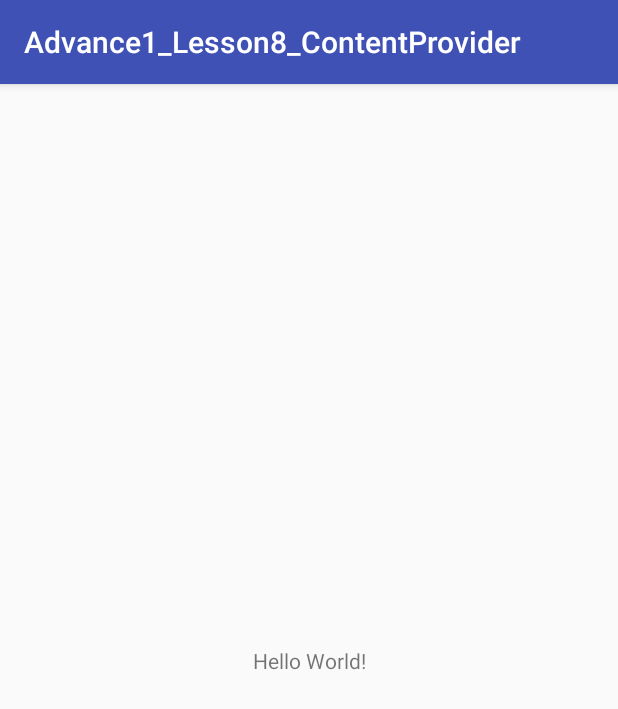
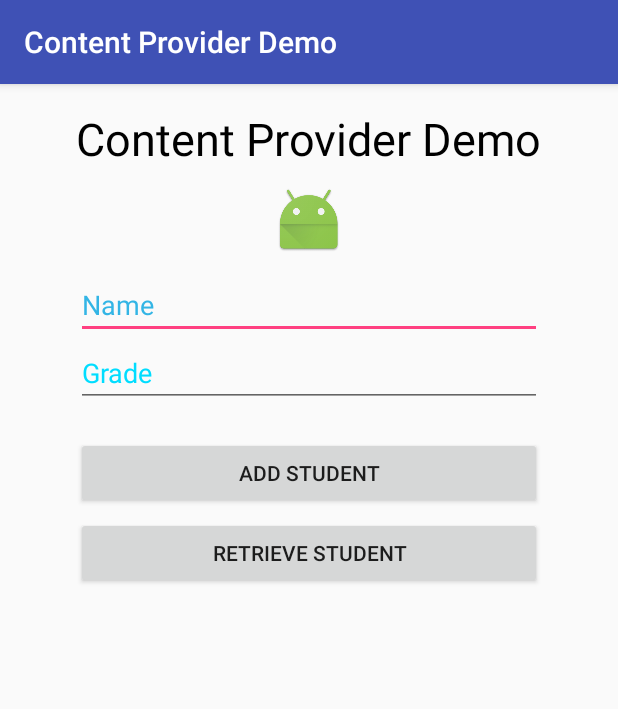
Before and after one commit to ThanhThiuet/Framgia_OE_Advance1_Lesson8_ContentProvider, an Android app: the screen it shows after launch (MainActivity), on a phone screen of 412 x 824 dp. Shown: the top 709 px of the screen. Run offline under Robolectric (Android 15) with nearby library versions, the phone set to English and light mode, and no system bars.

Commit message:
Implement project
change database name

```diff
--- a/app/src/main/java/framgia/uet/nguyenthanhthi/advance1_lesson8_contentprovider/MainActivity.java
+++ /dev/null
@@ -1,13 +0,0 @@
-package framgia.uet.nguyenthanhthi.advance1_lesson8_contentprovider;
-
-import android.support.v7.app.AppCompatActivity;
-import android.os.Bundle;
-
-public class MainActivity extends AppCompatActivity {
-
-    @Override
-    protected void onCreate(Bundle savedInstanceState) {
-        super.onCreate(savedInstanceState);
-        setContentView(R.layout.activity_main);
-    }
-}
--- /dev/null
+++ b/app/src/main/java/framgia/uet/nguyenthanhthi/advance1_lesson8_contentprovider/sreen/MainActivity.java
@@ -0,0 +1,84 @@
+package framgia.uet.nguyenthanhthi.advance1_lesson8_contentprovider.sreen;
+
+import android.content.ContentValues;
+import android.database.Cursor;
+import android.net.Uri;
+import android.os.Bundle;
+import android.support.v7.app.AppCompatActivity;
+import android.view.View;
+import android.widget.Button;
+import android.widget.EditText;
+import android.widget.Toast;
+
+import framgia.uet.nguyenthanhthi.advance1_lesson8_contentprovider.R;
+import framgia.uet.nguyenthanhthi.advance1_lesson8_contentprovider.data.StudentContract;
+import framgia.uet.nguyenthanhthi.advance1_lesson8_contentprovider.data.StudentProvider;
+
+public class MainActivity extends AppCompatActivity implements View.OnClickListener {
+
+    private EditText mEdtName, mEdtGrade;
+    private Button mButtonAdd, mButtonRetrieve;
+
+    @Override
+    protected void onCreate(Bundle savedInstanceState) {
+        super.onCreate(savedInstanceState);
+        setContentView(R.layout.activity_main);
+        getSupportActionBar().setTitle("Content Provider Demo");
+
+        initView();
+    }
+
+    private void initView() {
+        mEdtName = (EditText) findViewById(R.id.edt_name);
+        mEdtGrade = (EditText) findViewById(R.id.edt_grade);
+        mButtonAdd = (Button) findViewById(R.id.button_add_student);
+        mButtonRetrieve = (Button) findViewById(R.id.button_retrieve_student);
+
+        mButtonAdd.setOnClickListener(this);
+        mButtonRetrieve.setOnClickListener(this);
+    }
+
+    @Override
+    public void onClick(View v) {
+        switch (v.getId()) {
+            case R.id.button_add_student:
+                addNewStudent();
+                break;
+            case R.id.button_retrieve_student:
+                retrieveStudent();
+                break;
+            default:
+                break;
+        }
+    }
+
+    private void addNewStudent() {
+        String name = mEdtName.getText().toString();
+        String grade = mEdtGrade.getText().toString();
+
+        ContentValues values = new ContentValues();
+        values.put(StudentContract.StudentEntry.COLUMN_NAME, name);
+        values.put(StudentContract.StudentEntry.COLUMN_GRADE, grade);
+
+        Uri uri = getContentResolver().insert(StudentProvider.CONTENT_URI, values);
+
+        Toast.makeText(getBaseContext(), uri.toString(), Toast.LENGTH_SHORT).show();
+    }
+
+    private void retrieveStudent() {
+        String Url = "content://" + StudentProvider.PROVIDER_NAME;
+        Uri uri = Uri.parse(Url);
+        Cursor cursor = managedQuery(uri, null, null, null, "name");
+
+        if (cursor.moveToFirst()) {
+            do {
+                Toast.makeText(this,
+                        cursor.getString(cursor.getColumnIndex(StudentContract.StudentEntry.COLUMN_ID)) + ", "
+                                + cursor.getString(cursor.getColumnIndex(StudentContract.StudentEntry.COLUMN_NAME)) + ", "
+                                + cursor.getString(cursor.getColumnIndex(StudentContract.StudentEntry.COLUMN_GRADE)),
+                        Toast.LENGTH_SHORT)
+                        .show();
+            } while (cursor.moveToNext());
+        }
+    }
+}
--- a/app/src/main/res/layout/activity_main.xml
+++ b/app/src/main/res/layout/activity_main.xml
@@ -1,19 +1,78 @@
 <?xml version="1.0" encoding="utf-8"?>
-<android.support.constraint.ConstraintLayout
+<RelativeLayout
     xmlns:android="http://schemas.android.com/apk/res/android"
-    xmlns:app="http://schemas.android.com/apk/res-auto"
     xmlns:tools="http://schemas.android.com/tools"
     android:layout_width="match_parent"
     android:layout_height="match_parent"
-    tools:context="framgia.uet.nguyenthanhthi.advance1_lesson8_contentprovider.MainActivity">
+    android:padding="16dp"
+    tools:context="framgia.uet.nguyenthanhthi.advance1_lesson8_contentprovider.sreen.MainActivity">
 
     <TextView
+        android:id="@+id/text_title"
+        android:text="Content Provider Demo"
+        android:textSize="30sp"
+        android:textColor="#000"
+        android:layout_centerHorizontal="true"
+        android:layout_alignParentTop="true"
+        android:layout_width="wrap_content"
+        android:layout_height="wrap_content"/>
+
+    <ImageView
         android:layout_width="wrap_content"
         android:layout_height="wrap_content"
-        android:text="Hello World!"
-        app:layout_constraintBottom_toBottomOf="parent"
-        app:layout_constraintLeft_toLeftOf="parent"
-        app:layout_constraintRight_toRightOf="parent"
-        app:layout_constraintTop_toTopOf="parent"/>
+        android:id="@+id/image"
+        android:src="@mipmap/ic_launcher"
+        android:layout_marginTop="10dp"
+        android:layout_below="@+id/text_title"
+        android:layout_centerHorizontal="true" />
 
-</android.support.constraint.ConstraintLayout>
+    <EditText
+        android:layout_width="wrap_content"
+        android:layout_height="wrap_content"
+        android:id="@+id/edt_name"
+        android:layout_below="@+id/image"
+        android:layout_marginTop="10dp"
+        android:layout_alignLeft="@+id/text_title"
+        android:layout_alignStart="@+id/text_title"
+        android:layout_alignRight="@+id/text_title"
+        android:layout_alignEnd="@+id/text_title"
+        android:hint="Name"
+        android:textColorHint="@android:color/holo_blue_light" />
+
+    <EditText
+        android:layout_width="wrap_content"
+        android:layout_height="wrap_content"
+        android:id="@+id/edt_grade"
+        android:layout_below="@+id/edt_name"
+        android:layout_alignLeft="@+id/text_title"
+        android:layout_alignStart="@+id/text_title"
+        android:layout_alignRight="@+id/text_title"
+        android:layout_alignEnd="@+id/text_title"
+        android:hint="Grade"
+        android:textColorHint="@android:color/holo_blue_bright" />
+
+    <Button
+        android:layout_width="wrap_content"
+        android:layout_height="wrap_content"
+        android:id="@+id/button_add_student"
+        android:text="Add Student"
+        android:layout_below="@+id/edt_grade"
+        android:layout_marginTop="20dp"
+        android:layout_alignRight="@+id/text_title"
+        android:layout_alignEnd="@+id/text_title"
+        android:layout_alignLeft="@+id/text_title"
+        android:layout_alignStart="@+id/text_title"/>
+
+    <Button
+        android:layout_width="wrap_content"
+        android:layout_height="wrap_content"
+        android:text="Retrieve student"
+        android:id="@+id/button_retrieve_student"
+        android:layout_below="@+id/button_add_student"
+        android:layout_marginTop="5dp"
+        android:layout_alignRight="@+id/text_title"
+        android:layout_alignEnd="@+id/text_title"
+        android:layout_alignLeft="@+id/text_title"
+        android:layout_alignStart="@+id/text_title"/>
+
+</RelativeLayout>
--- a/build.gradle
+++ b/build.gradle
@@ -5,7 +5,7 @@ buildscript {
         jcenter()
     }
     dependencies {
-        classpath 'com.android.tools.build:gradle:2.3.3'
+        classpath 'com.android.tools.build:gradle:3.0.0'
 
         // NOTE: Do not place your application dependencies here; they belong
         // in the individual module build.gradle files
```
Also changed, not shown: app/src/main/AndroidManifest.xml (+7 -1 lines), app/src/main/java/framgia/uet/nguyenthanhthi/advance1_lesson8_contentprovider/data/DatabaseHelper.java (added, +40 -0 lines), app/src/main/java/framgia/uet/nguyenthanhthi/advance1_lesson8_contentprovider/data/StudentContract.java (added, +24 -0 lines), app/src/main/java/framgia/uet/nguyenthanhthi/advance1_lesson8_contentprovider/data/StudentProvider.java (added, +148 -0 lines), gradle/wrapper/gradle-wrapper.properties.
